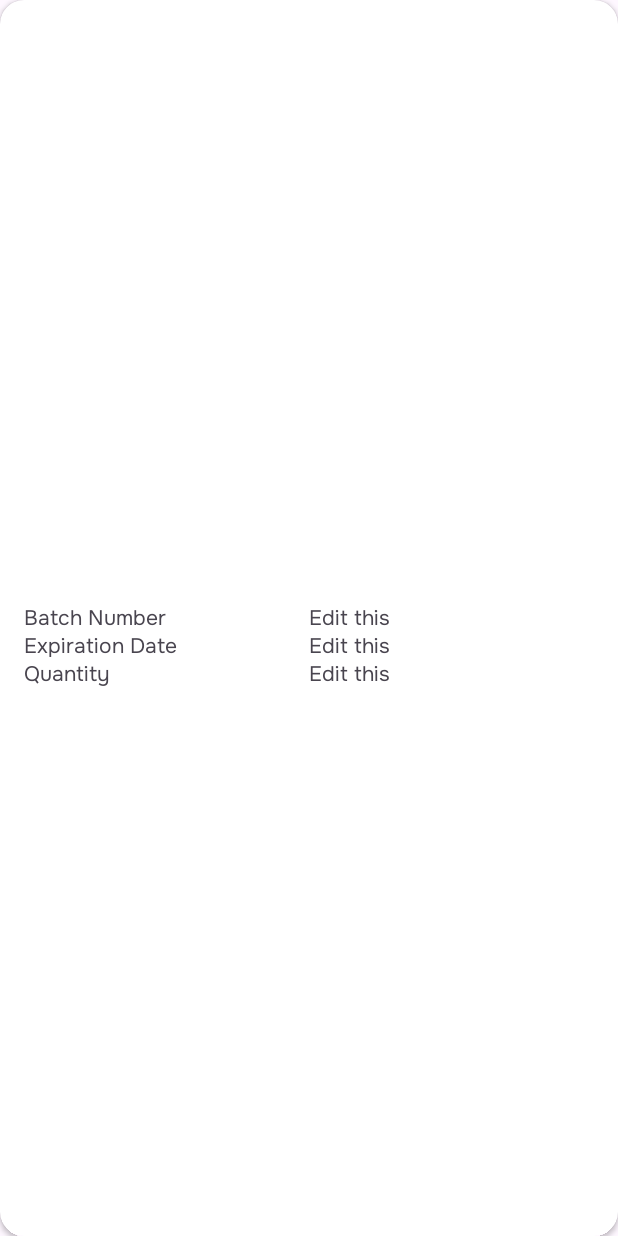
After one commit to sereneducko/warestock-app, an Android app: the layout rc_batch_item.xml on its own in the app's theme, with its tools: preview values and no code run, on a phone screen of 412 x 824 dp. The commit adds this screen. Run offline under Robolectric (Android 15) with nearby library versions, the phone set to English and light mode, and no system bars.

Commit message:
added batches response

```diff
--- a/app/src/main/AndroidManifest.xml
+++ b/app/src/main/AndroidManifest.xml
@@ -16,6 +16,7 @@
         tools:targetApi="31"
         android:usesCleartextTraffic="true">
 <!--        android:networkSecurityConfig="@xml/network_security_config">-->
+        <activity android:name=".InventoryActivity"/>
         <activity
             android:name=".AddProductActivity"
             android:exported="true">
--- a/app/src/main/java/com/example/stockapp/PaginationResponse.java
+++ b/app/src/main/java/com/example/stockapp/ProductPaginationResponse.java
@@ -2,7 +2,7 @@ package com.example.stockapp;
 
 import java.util.List;
 
-public class PaginationResponse {
+public class ProductPaginationResponse {
 
     public List<ProductResponse> data;
     public LinkResponse links;
--- a/app/src/main/java/com/example/stockapp/ProductRequest.java
+++ b/app/src/main/java/com/example/stockapp/ProductRequest.java
@@ -9,8 +9,8 @@ public class ProductRequest {
     int category;
     String barcode;
     String description;
-    int threshold;
-    int price;
+    Integer threshold;
+    Integer price;
 
     public ProductRequest(String name, String sku, String imageUrl, String unit, int category, String barcode, String description, int threshold, int price) {
         this.name = name;
--- /dev/null
+++ b/app/src/main/res/layout/rc_batch_item.xml
@@ -0,0 +1,99 @@
+<?xml version="1.0" encoding="utf-8"?>
+<androidx.constraintlayout.widget.ConstraintLayout xmlns:android="http://schemas.android.com/apk/res/android"
+    android:layout_width="match_parent"
+    android:layout_height="match_parent"
+    xmlns:app="http://schemas.android.com/apk/res-auto"
+    app:layout_constraintDimensionRatio="1:1">
+
+    <androidx.cardview.widget.CardView
+        android:layout_width="match_parent"
+        android:layout_height="match_parent"
+        app:layout_constraintTop_toTopOf="parent"
+        app:layout_constraintStart_toStartOf="parent"
+        app:layout_constraintEnd_toEndOf="parent"
+        app:cardCornerRadius="16dp">
+
+        <androidx.constraintlayout.widget.ConstraintLayout
+            android:layout_width="match_parent"
+            android:layout_height="match_parent"
+            android:layout_margin="16dp">
+
+            <TextView
+                android:id="@+id/batch_bn_text"
+                android:layout_width="0dp"
+                android:layout_height="wrap_content"
+                app:layout_constraintTop_toTopOf="parent"
+                app:layout_constraintBottom_toBottomOf="parent"
+                app:layout_constraintStart_toStartOf="parent"
+                app:layout_constraintEnd_toStartOf="@id/batch_bn_data"
+                app:layout_constraintHorizontal_weight="1"
+                android:text="Batch Number"
+                android:gravity="start"
+                />
+
+            <TextView
+                android:id="@+id/batch_bn_data"
+                android:layout_width="0dp"
+                android:layout_height="wrap_content"
+                app:layout_constraintTop_toTopOf="@id/batch_bn_text"
+                app:layout_constraintStart_toEndOf="@id/batch_bn_text"
+                app:layout_constraintEnd_toEndOf="parent"
+                app:layout_constraintHorizontal_weight="1"
+                android:text="Edit this"
+                android:gravity="start"
+                />
+
+            <TextView
+                android:id="@+id/batch_exp_text"
+                android:layout_width="0dp"
+                android:layout_height="wrap_content"
+                app:layout_constraintTop_toBottomOf="@id/batch_bn_text"
+                app:layout_constraintStart_toStartOf="parent"
+                app:layout_constraintEnd_toStartOf="@id/batch_exp_data"
+                app:layout_constraintHorizontal_weight="1"
+                android:text="Expiration Date"
+                android:gravity="start"
+                />
+
+            <TextView
+                android:id="@+id/batch_exp_data"
+                android:layout_width="0dp"
+                android:layout_height="wrap_content"
+                app:layout_constraintTop_toTopOf="@id/batch_exp_text"
+                app:layout_constraintStart_toEndOf="@id/batch_bn_text"
+                app:layout_constraintEnd_toEndOf="parent"
+                app:layout_constraintHorizontal_weight="1"
+                android:text="Edit this"
+                android:gravity="start"
+                />
+
+            <TextView
+                android:id="@+id/batch_quantity_text"
+                android:layout_width="0dp"
+                android:layout_height="wrap_content"
+                app:layout_constraintTop_toBottomOf="@id/batch_exp_text"
+                app:layout_constraintStart_toStartOf="parent"
+                app:layout_constraintEnd_toStartOf="@id/batch_quantity_data"
+                app:layout_constraintHorizontal_weight="1"
+                android:text="Quantity"
+                android:gravity="start"
+                />
+
+            <TextView
+                android:id="@+id/batch_quantity_data"
+                android:layout_width="0dp"
+                android:layout_height="wrap_content"
+                app:layout_constraintTop_toTopOf="@id/batch_quantity_text"
+                app:layout_constraintStart_toEndOf="@id/batch_quantity_text"
+                app:layout_constraintEnd_toEndOf="parent"
+                app:layout_constraintHorizontal_weight="1"
+                android:text="Edit this"
+                android:gravity="start"
+                />
+
+        </androidx.constraintlayout.widget.ConstraintLayout>
+
+
+    </androidx.cardview.widget.CardView>
+
+</androidx.constraintlayout.widget.ConstraintLayout>
```
Also changed, not shown: app/src/main/java/com/example/stockapp/AddProductActivity.java (+1 -6 lines), app/src/main/java/com/example/stockapp/BatchPaginationResponse.java (added, +13 -0 lines), app/src/main/java/com/example/stockapp/BatchResponse.java (added, +8 -0 lines), app/src/main/java/com/example/stockapp/IndexBatchesActivity.java (added, +28 -0 lines), app/src/main/java/com/example/stockapp/InventoryActivity.java (+6 -6 lines), app/src/main/java/com/example/stockapp/StockAppService.java (+7 -3 lines), app/src/main/res/layout/activity_index_batches.xml (added, +122 -0 lines).
